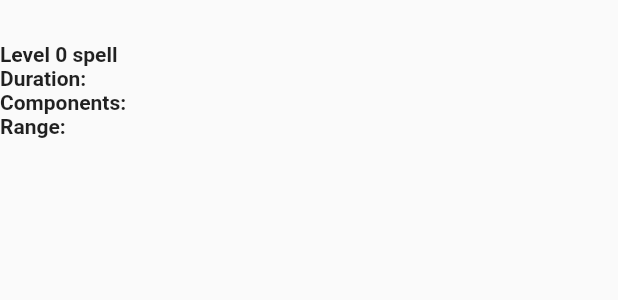
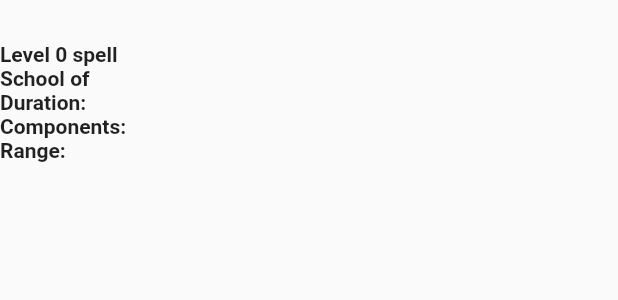
Before and after one commit to Goolski/adventurers_parchment_app, a Flutter app: the SpellDetailsWidgetPaper widget shown alone on an empty page, opened directly with empty values, on a phone screen of 412 x 824 dp. Shown: the top 300 px of the screen. Run offline on Flutter 3.47's test engine with Material 2 defaults, Android fonts, the phone set to English and light mode, and no system bars; our stand-ins replace dio, equatable, go_router, google_fonts, hive, hive_flutter and 2 more; missing offline and left inert: dio_cache_interceptor, dio_cache_interceptor_hive_store, dio_smart_retry; accounts and stored records are empty; Roboto replaces fonts that are missing (Meddon).

Commit message:
Updated SpelldetailsWidget with updated Spell Details

```diff
--- a/lib/presentation/common_widgets/spell_details_widget/spell_details_widget_paper.dart
+++ b/lib/presentation/common_widgets/spell_details_widget/spell_details_widget_paper.dart
@@ -15,15 +15,29 @@ class SpellDetailsWidgetPaper extends StatelessWidget {
   @override
   Widget build(BuildContext context) {
     return Column(
-      crossAxisAlignment: CrossAxisAlignment.start,
+      crossAxisAlignment: CrossAxisAlignment.stretch,
       children: [
         SpellNameWidget(spell: spell),
         Text('Level ${spell.level} spell'),
+        Text('School of ${spell.school.name}'),
         Text('Duration:    ${spell.duration}'),
         Text('Components: ${componentsToStr(spell.components)}'),
         Text('Range:    ${spell.range}'),
+        if (spell.concentration) ...[
+          Text(
+            'Requires Concentration',
+            style: Theme.of(context)
+                .textTheme
+                .bodyMedium!
+                .copyWith(decoration: TextDecoration.underline),
+          )
+        ],
         Expanded(
           child: SpellDescriptionWidget(spell: spell),
+        ),
+        Text(
+          '${spell.characterClass.map((charClass) => charClass.name).join(", ")}',
+          textAlign: TextAlign.center,
         ),
       ],
     );
--- a/lib/presentation/large_layout/spell_details_view.dart
+++ b/lib/presentation/large_layout/spell_details_view.dart
@@ -34,9 +34,7 @@ class _SpellDetailsViewState extends State<SpellDetailsView> {
         if (snapshot.connectionState == ConnectionState.done) {
           return Padding(
             padding: const EdgeInsets.all(8.0),
-            child: Center(
-              child: SpellDetailsWidgetPaper(spell: snapshot.data!),
-            ),
+            child: SpellDetailsWidgetPaper(spell: snapshot.data!),
           );
         } else {
           return const Center(
```
